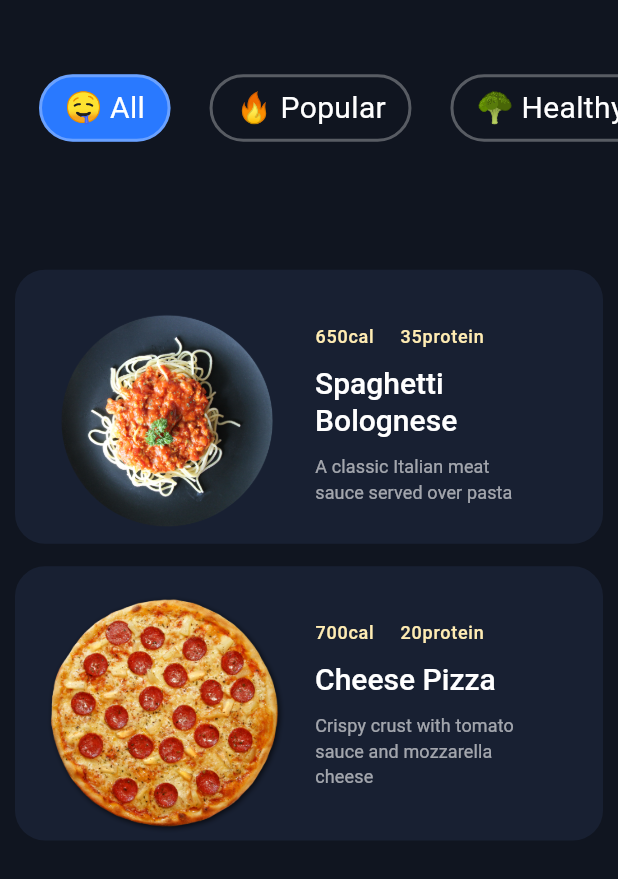
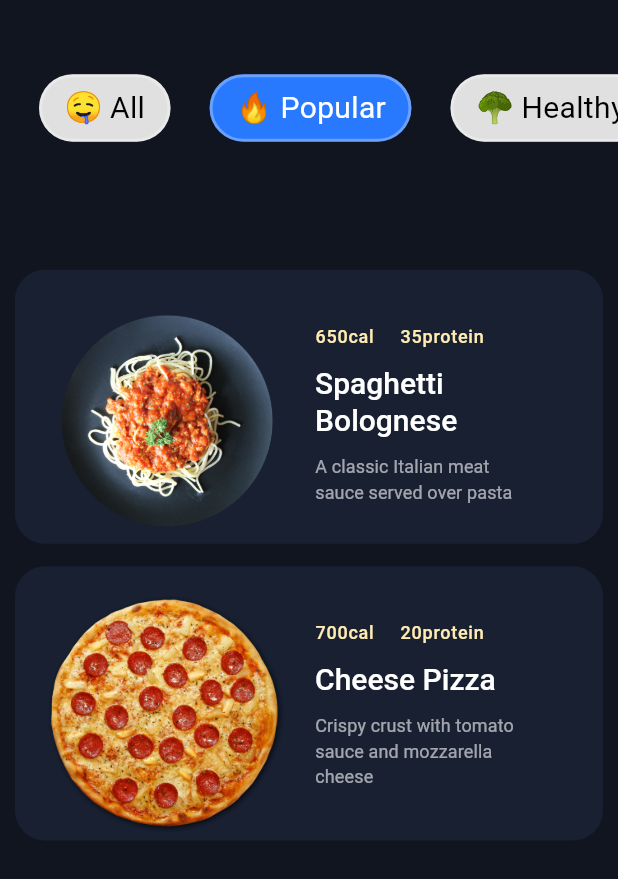
Before and after one commit to Sumanmali019/recipe_app, a Flutter app: the HomeScreen screen opened by its route, after a tap on "Popular", on a phone screen of 412 x 824 dp. Shown: the top 879 px of the screen. Run offline on Flutter 3.47's test engine with Material 3 defaults, Android fonts, the phone set to English and light mode, and no system bars; drawn by our look-alikes of flutter_animate; our stand-ins replace flex_color_scheme, get, google_fonts, shimmer, sliding_up_panel, timelines.

Commit message:
more_chnages

```diff
--- a/lib/presentation/catgeory/widgets/catgeory_widgets.dart
+++ b/lib/presentation/catgeory/widgets/catgeory_widgets.dart
@@ -10,7 +10,6 @@ class AnimatedCategoryList extends GetView<HomeController> {
   final Duration categoryListPlayDuration;
   final Duration categoryListDelayDuration;
   final Function(String) onCategorySelected;
-  final String selectedCategory;
   final List<FoodCategoryWidget> categories;
 
   const AnimatedCategoryList({
@@ -19,7 +18,6 @@ class AnimatedCategoryList extends GetView<HomeController> {
     required this.categoryListPlayDuration,
     required this.categoryListDelayDuration,
     required this.onCategorySelected,
-    required this.selectedCategory,
     required this.categories,
   }) : super(key: key);
 
@@ -40,11 +38,11 @@ class AnimatedCategoryList extends GetView<HomeController> {
                       child: GestureDetector(
                         onTap: () => onCategorySelected(categories[index].name),
                         child: FoodCategoryWidget(
-                          icon: categories[index].icon,
-                          name: categories[index].name,
-                          isSelected: categories[index].name.toLowerCase() ==
-                              selectedCategory
-                                  .toLowerCase(),
+                          icon: controller.categories[index].icon,
+                          name: controller.categories[index].name,
+                          isSelected: controller.categories[index].name
+                                  .toLowerCase() ==
+                              controller.currentCategory.value.toLowerCase(),
                         ),
                       ),
                     )).animate().slideX(
--- a/lib/presentation/catgeory/widgets/catgeoy_list_widget.dart
+++ b/lib/presentation/catgeory/widgets/catgeoy_list_widget.dart
@@ -17,7 +17,7 @@ class FoodCategoryWidget extends StatelessWidget {
     return Container(
       padding: const EdgeInsets.symmetric(horizontal: 15),
       decoration: BoxDecoration(
-        color: isSelected ? Colors.blueAccent.shade400 : Colors.transparent,
+        color: isSelected ? Colors.blueAccent.shade400 : Colors.grey.shade300,
         border: Border.all(color: Colors.white30, width: 2),
         borderRadius: BorderRadius.circular(25),
       ),
@@ -36,9 +36,9 @@ class FoodCategoryWidget extends StatelessWidget {
           ),
           Text(
             name,
-            style: const TextStyle(
+            style: TextStyle(
               fontSize: 20,
-              color: Colors.white,
+              color: isSelected ? Colors.white : Colors.black,
             ),
           )
         ],
--- a/lib/presentation/home/controllers/home.controller.dart
+++ b/lib/presentation/home/controllers/home.controller.dart
@@ -15,14 +15,14 @@ class HomeController extends GetxController {
   var errorMessage = ''.obs;
   var showRecipeList = true.obs;
   var currentCategory = 'All'.obs;
+  RxBool isSelected = false.obs;
 
   final List<FoodCategoryWidget> categories = [
+    const FoodCategoryWidget(icon: "🤤", name: "All"),
     const FoodCategoryWidget(
-      icon: "🤤",
-      name: "All",
-      isSelected: true,
+      icon: "🔥",
+      name: "Popular",
     ),
-    const FoodCategoryWidget(icon: "🔥", name: "Popular"),
     const FoodCategoryWidget(icon: "🥦", name: "Healthy"),
     const FoodCategoryWidget(icon: "🍲", name: "Vegetarian"),
     const FoodCategoryWidget(icon: "🍿", name: "Diet"),
@@ -56,8 +56,7 @@ class HomeController extends GetxController {
     try {
       isLoading(true);
       final fetchedRecipes = await fetchRecipes(filePath);
-      allRecipes.assignAll(
-          fetchedRecipes); // Store all fetched recipes in allRecipes.
+      allRecipes.assignAll(fetchedRecipes);
       recipes.assignAll(fetchedRecipes); // Initially display all recipes.
     } catch (e) {
       errorMessage(e.toString());
--- a/lib/presentation/home/home.screen.dart
+++ b/lib/presentation/home/home.screen.dart
@@ -3,7 +3,6 @@ import 'package:flutter_animate/flutter_animate.dart';
 
 import 'package:get/get.dart';
 import 'package:recepi_application/presentation/catgeory/widgets/catgeory_widgets.dart';
-import 'package:recepi_application/presentation/catgeory/widgets/catgeoy_list_widget.dart';
 import 'package:recepi_application/presentation/home/wiget/animated_recepiwidget.dart';
 import 'package:recepi_application/presentation/home/wiget/home_saffold.dart';
 
@@ -29,9 +28,7 @@ class HomeScreen extends GetView<HomeController> {
             constraints: constraints,
             categoryListPlayDuration: categoryListPlayDuration,
             categoryListDelayDuration: categoryListDelayDuration,
-            onCategorySelected:
-                controller.setCurrentCategory, // Pass the callback
-            selectedCategory: controller.currentCategory.value,
+            onCategorySelected: controller.setCurrentCategory,
             categories: controller.categories,
           ),
           Positioned.fill(
```
